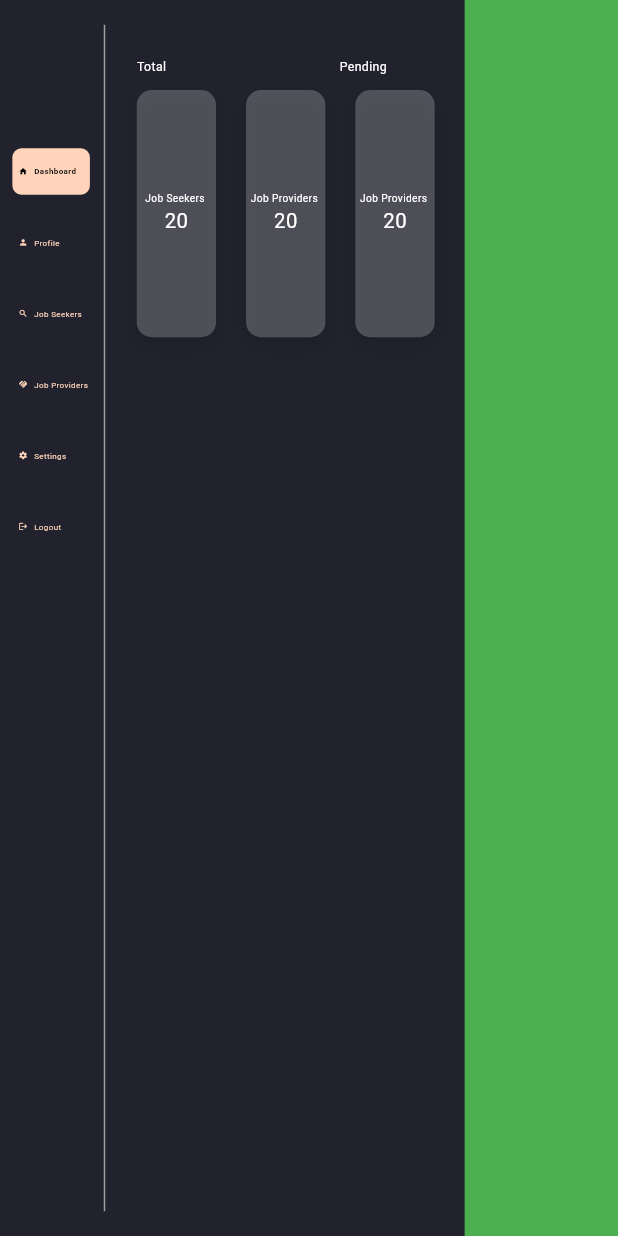
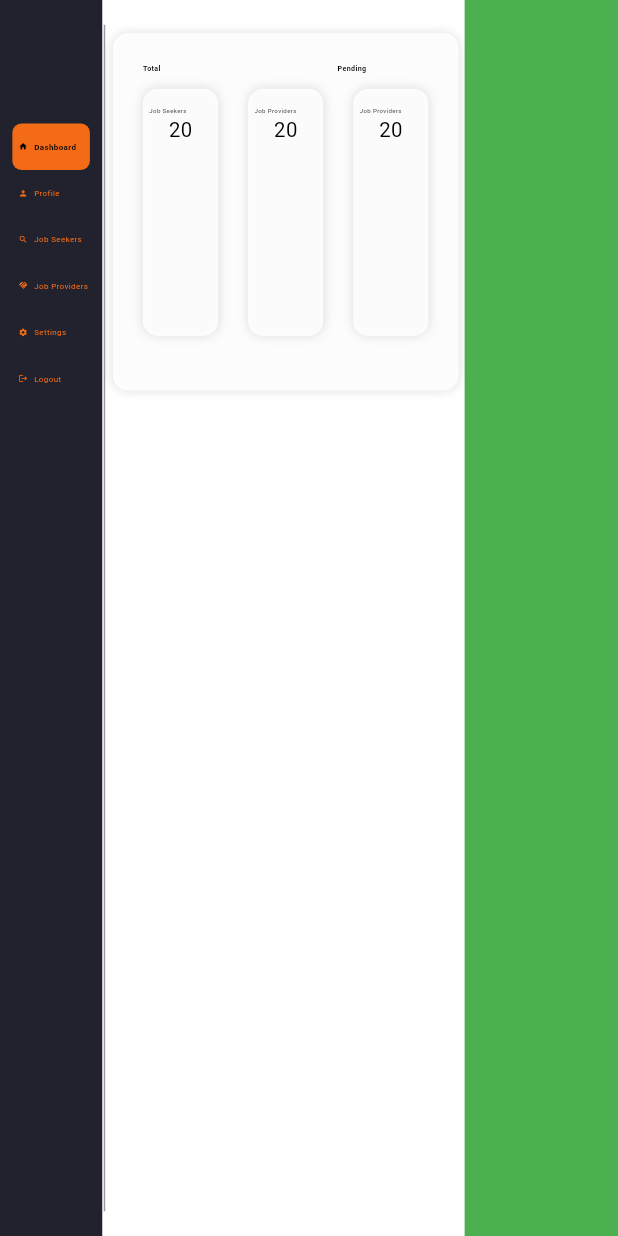
Before and after one commit to Randil-Hasanga/third_year_project_web_team_14, a Flutter app: the screen it shows after launch, on a phone screen of 412 x 824 dp. Run offline on Flutter 3.47's test engine with Material 3 defaults, Android fonts, the phone set to English and light mode, and no system bars; our stand-ins replace fl_chart.

Commit message:
UI improvements

```diff
--- a/jms_desktop/lib/const/constants.dart
+++ b/jms_desktop/lib/const/constants.dart
@@ -1,10 +1,13 @@
 import 'package:flutter/material.dart';
 
-const backgroundColor = Color(0xFF21222D);
+//const backgroundColor = Color(0xFF21222D);
+
+
+const backgroundColor = Color.fromARGB(221, 255, 255, 255);
 const primaryColor = Color(0xFF2697ff);
 const secondaryColor = Color(0xFFffffff);
 const cardBackgroundColor = Color(0xFF15131c);
-const selectionColor = Color.fromARGB(255, 255, 212, 186);
+const selectionColor = Color.fromARGB(255, 243, 107, 23);
 //const selectionColor = Color(0xFF88b2ac);
 
 const defaultPadding = 20.0;
--- a/jms_desktop/lib/widgets/activity_details_card.dart
+++ b/jms_desktop/lib/widgets/activity_details_card.dart
@@ -1,6 +1,7 @@
 import 'package:flutter/cupertino.dart';
 import 'package:flutter/material.dart';
 import 'package:flutter/widgets.dart';
+import 'package:jms_desktop/const/constants.dart';
 
 class ActivityDetailsCardWidget extends StatefulWidget {
   @override
@@ -12,14 +13,27 @@ class ActivityDetailsCardWidget extends StatefulWidget {
 class _ActivityDetailsCardState extends State<ActivityDetailsCardWidget> {
   double? _deviceWidth, _deviceHeight, _fontSize;
 
-
   @override
   Widget build(BuildContext context) {
     _deviceHeight = MediaQuery.of(context).size.height;
     _deviceWidth = MediaQuery.of(context).size.width;
     _fontSize = _deviceHeight! * _deviceWidth! / 50000;
 
-    return Padding(
+    return Container(
+      margin: EdgeInsets.all(_deviceWidth! * 0.01),
+      decoration: BoxDecoration(
+        color: const Color.fromARGB(225, 255, 255, 255),
+        borderRadius: BorderRadius.circular(10),
+        boxShadow: const [
+          BoxShadow(
+            color: Colors.black12,
+            blurRadius: 5,
+            offset: Offset(0, 0),
+          ),
+        ],
+      ),
+      //color: Colors.transparent,
+      child: Padding(
         padding: const EdgeInsets.all(20.0),
         child: Column(
           mainAxisAlignment: MainAxisAlignment.start,
@@ -35,8 +49,9 @@ class _ActivityDetailsCardState extends State<ActivityDetailsCardWidget> {
                   child: Text(
                     "Total",
                     style: TextStyle(
-                    color: Colors.white,
-                    fontSize: _deviceWidth! * 0.02,
+                      color: const Color.fromARGB(255, 0, 0, 0),
+                      fontSize: _fontSize! * 0.7,
+                      fontWeight: FontWeight.w600,
                     ),
                   ),
                 ),
@@ -47,8 +62,9 @@ class _ActivityDetailsCardState extends State<ActivityDetailsCardWidget> {
                   child: Text(
                     "Pending",
                     style: TextStyle(
-                    color: Colors.white,
-                    fontSize: _deviceWidth! * 0.02,
+                      color: Colors.black,
+                      fontSize: _fontSize! * 0.7,
+                      fontWeight: FontWeight.w600,
                     ),
                   ),
                 )
@@ -67,45 +83,48 @@ class _ActivityDetailsCardState extends State<ActivityDetailsCardWidget> {
                   child: AnimatedContainer(
                     duration: Duration(milliseconds: 300),
                     decoration: BoxDecoration(
-                    color: Color.fromARGB(55, 255, 255, 255),
+                      color: const Color.fromARGB(225, 255, 255, 255),
                       borderRadius: BorderRadius.circular(10),
                       boxShadow: const [
                         BoxShadow(
                           color: Colors.black12,
-                        blurRadius: 10,
-                        offset: Offset(0, 5),
+                          blurRadius: 5,
+                          offset: Offset(0, 0),
                         ),
                       ],
                     ),
                     height: _deviceHeight! * 0.2,
+                    child: Padding(
+                      padding: EdgeInsets.symmetric(
+                          horizontal: _deviceWidth! * 0.01,
+                          vertical: _deviceHeight! * 0.015),
                       child: Column(
-                    mainAxisAlignment: MainAxisAlignment.center,
+                        mainAxisAlignment: MainAxisAlignment.start,
                         mainAxisSize: MainAxisSize.max,
-                    crossAxisAlignment: CrossAxisAlignment.center,
-                    children: [
-                      Column(
-                        mainAxisAlignment: MainAxisAlignment.spaceEvenly,
-                        mainAxisSize: MainAxisSize.max,
-                        crossAxisAlignment: CrossAxisAlignment.center,
+                        crossAxisAlignment: CrossAxisAlignment.start,
                         children: [
                           Text(
                             "Job Seekers ",
                             style: TextStyle(
-                              color: Colors.white,
-                              fontSize: _fontSize! * 1,
+                              color: Colors.black,
+                              fontSize: _fontSize! * 0.6,
                             ),
                           ),
+                          Row(
+                            mainAxisAlignment: MainAxisAlignment.center,
+                            children: [
                               Text(
                                 // TODO: get data from DB
                                 "20",
                                 style: TextStyle(
-                              color: Colors.white,
+                                  color: Colors.black,
                                   fontSize: _fontSize! * 2,
                                 ),
                               ),
                             ],
                           ),
                         ],
+                      ),
                     ),
                   ),
                 ),
@@ -117,47 +136,48 @@ class _ActivityDetailsCardState extends State<ActivityDetailsCardWidget> {
                   child: AnimatedContainer(
                     duration: Duration(milliseconds: 300),
                     decoration: BoxDecoration(
-                    color: Color.fromARGB(55, 255, 255, 255),
+                      color: const Color.fromARGB(225, 255, 255, 255),
                       borderRadius: BorderRadius.circular(10),
                       boxShadow: const [
                         BoxShadow(
                           color: Colors.black12,
-                        blurRadius: 10,
-                        offset: Offset(0, 5),
+                          blurRadius: 5,
+                          offset: Offset(0, 0),
                         ),
                       ],
                     ),
                     height: _deviceHeight! * 0.2,
+                    child: Padding(
+                      padding: EdgeInsets.symmetric(
+                          horizontal: _deviceWidth! * 0.01,
+                          vertical: _deviceHeight! * 0.015),
                       child: Column(
-                    mainAxisAlignment: MainAxisAlignment.center,
+                        mainAxisAlignment: MainAxisAlignment.start,
                         mainAxisSize: MainAxisSize.max,
-                    crossAxisAlignment: CrossAxisAlignment.center,
-                    children: [
-                      // Icon(Icons.search,
-                      //     size: _deviceWidth! * 0.03, color: Colors.white),
-                      Column(
-                        mainAxisAlignment: MainAxisAlignment.spaceEvenly,
-                        mainAxisSize: MainAxisSize.max,
-                        crossAxisAlignment: CrossAxisAlignment.center,
+                        crossAxisAlignment: CrossAxisAlignment.start,
                         children: [
                           Text(
                             "Job Providers ",
                             style: TextStyle(
-                              color: Colors.white,
-                              fontSize: _fontSize! * 1,
+                              color: Colors.black,
+                              fontSize: _fontSize! * 0.6,
                             ),
                           ),
+                          Row(
+                            mainAxisAlignment: MainAxisAlignment.center,
+                            children: [
                               Text(
                                 // TODO: get data from DB
                                 "20",
                                 style: TextStyle(
-                              color: Colors.white,
+                                  color: Colors.black,
                                   fontSize: _fontSize! * 2,
                                 ),
                               ),
                             ],
                           ),
                         ],
+                      ),
                     ),
                   ),
                 ),
@@ -169,41 +189,41 @@ class _ActivityDetailsCardState extends State<ActivityDetailsCardWidget> {
                   child: AnimatedContainer(
                     duration: Duration(milliseconds: 300),
                     decoration: BoxDecoration(
-                    color: Color.fromARGB(55, 255, 255, 255),
+                      color: const Color.fromARGB(225, 255, 255, 255),
                       borderRadius: BorderRadius.circular(10),
                       boxShadow: const [
                         BoxShadow(
                           color: Colors.black12,
-                        blurRadius: 10,
-                        offset: Offset(0, 5),
+                          blurRadius: 5,
+                          offset: Offset(0, 0),
                         ),
                       ],
                     ),
                     height: _deviceHeight! * 0.2,
+                    child: Padding(
+                      padding: EdgeInsets.symmetric(
+                          horizontal: _deviceWidth! * 0.01,
+                          vertical: _deviceHeight! * 0.015),
                       child: Column(
-                    mainAxisAlignment: MainAxisAlignment.center,
+                        mainAxisAlignment: MainAxisAlignment.start,
                         mainAxisSize: MainAxisSize.max,
-                    crossAxisAlignment: CrossAxisAlignment.center,
-                    children: [
-                      // Icon(Icons.search,
-                      //     size: _deviceWidth! * 0.03, color: Colors.white),
-                      Column(
-                        mainAxisAlignment: MainAxisAlignment.spaceEvenly,
-                        mainAxisSize: MainAxisSize.max,
-                        crossAxisAlignment: CrossAxisAlignment.center,
+                        crossAxisAlignment: CrossAxisAlignment.start,
                         children: [
                           Text(
                             "Job Providers ",
                             style: TextStyle(
-                              color: Colors.white,
-                              fontSize: _fontSize! * 1,
+                              color: Colors.black,
+                              fontSize: _fontSize! * 0.6,
                             ),
                           ),
+                          Row(
+                            mainAxisAlignment: MainAxisAlignment.center,
+                            children: [
                               Text(
                                 // TODO: get data from DB
                                 "20",
                                 style: TextStyle(
-                              color: Colors.white,
+                                  color: Colors.black,
                                   fontSize: _fontSize! * 2,
                                 ),
                               ),
@@ -213,11 +233,19 @@ class _ActivityDetailsCardState extends State<ActivityDetailsCardWidget> {
                       ),
                     ),
                   ),
-            ],
                 ),
               ],
             ),
+            SizedBox(
+              height: _deviceHeight! * 0.02,
+            ),
+            // Container(
+            //   height: 1.5,
+            //   color: Colors.grey,
+            // ),
+          ],
+        ),
+      ),
     );
   }
-
 }
--- a/jms_desktop/lib/widgets/dashboard_widget.dart
+++ b/jms_desktop/lib/widgets/dashboard_widget.dart
@@ -1,3 +1,4 @@
+import 'package:fl_chart/fl_chart.dart';
 import 'package:flutter/material.dart';
 import 'package:jms_desktop/widgets/activity_details_card.dart';
 
--- /dev/null
+++ b/jms_desktop/lib/widgets/monthly_details_chart.dart
@@ -0,0 +1,16 @@
+import 'package:flutter/material.dart';
+
+class MonthlyChart extends StatefulWidget{
+  @override
+  State<StatefulWidget> createState() {
+    return _MonthlyChartState();
+  }
+}
+
+class _MonthlyChartState extends State<MonthlyChart>{
+  @override
+  Widget build(BuildContext context) {
+
+    return Container();
+  }
+}
--- a/jms_desktop/lib/widgets/side_menu_widget.dart
+++ b/jms_desktop/lib/widgets/side_menu_widget.dart
@@ -23,7 +23,7 @@ class _SideMenuWidgetState extends State<SideMenuWidget> {
       constraints: BoxConstraints(
         minWidth: 200,
       ),
-      color: backgroundColor,
+      color: Color(0xFF21222D),
       padding: EdgeInsets.symmetric(vertical: _deviceHeight! * 0.1, horizontal: _deviceWidth! * 0.02),
       child: ListView.builder(
         itemCount: data.menu.length,
@@ -36,7 +36,7 @@ class _SideMenuWidgetState extends State<SideMenuWidget> {
     final isSelected = seletedIndex == index;
     return Column(
       children: [
-        SizedBox(height: _deviceHeight! * 0.02,),
+        // SizedBox(height: _deviceHeight! * 0.02,),
         AnimatedContainer(
 
 
```
Lines whose indentation alone changed are shown as unchanged.
